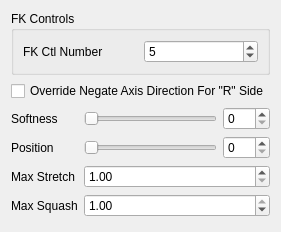
First picture: the form in release/scripts/mgear/shifter_classic_components/chain_IK_spline_variable_FK_01/settingsUI.ui, repository mgear-dev/mgear4, before the edit.
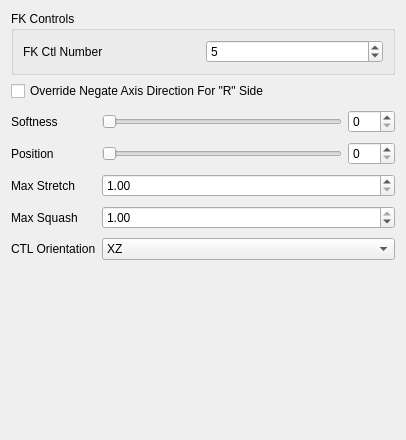
Second picture: the form after the edit.

Commit message: Shifter: optinal controls orientation closes #163

```diff
--- a/release/scripts/mgear/shifter_classic_components/chain_IK_spline_variable_FK_01/settingsUI.ui
+++ b/release/scripts/mgear/shifter_classic_components/chain_IK_spline_variable_FK_01/settingsUI.ui
@@ -6,8 +6,8 @@
    <rect>
     <x>0</x>
     <y>0</y>
-    <width>272</width>
-    <height>232</height>
+    <width>406</width>
+    <height>440</height>
    </rect>
   </property>
   <property name="windowTitle">
@@ -194,8 +194,47 @@
        </property>
       </widget>
      </item>
+     <item row="4" column="1">
+      <widget class="QComboBox" name="ctlOri_comboBox">
+       <item>
+        <property name="text">
+         <string>XZ</string>
+        </property>
+       </item>
+       <item>
+        <property name="text">
+         <string>YZ</string>
+        </property>
+       </item>
+       <item>
+        <property name="text">
+         <string>ZX</string>
+        </property>
+       </item>
+      </widget>
+     </item>
+     <item row="4" column="0">
+      <widget class="QLabel" name="ctlOri_label">
+       <property name="text">
+        <string>CTL Orientation</string>
+       </property>
+      </widget>
+     </item>
     </layout>
    </item>
+   <item>
+    <spacer name="verticalSpacer">
+     <property name="orientation">
+      <enum>Qt::Vertical</enum>
+     </property>
+     <property name="sizeHint" stdset="0">
+      <size>
+       <width>20</width>
+       <height>40</height>
+      </size>
+     </property>
+    </spacer>
+   </item>
   </layout>
  </widget>
  <resources/>
```
The commit also changes 6 other files.
